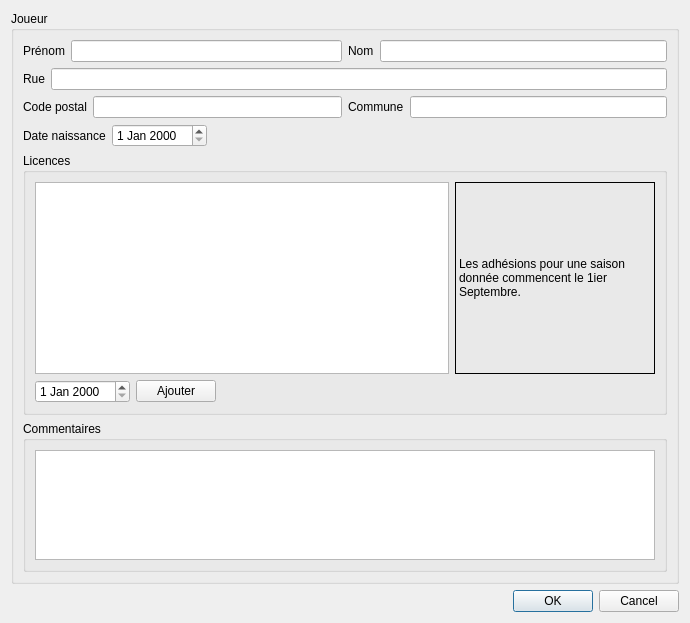
Above: PlayerWindow.ui from arabine/tanca before the change. Below: the same form after it.
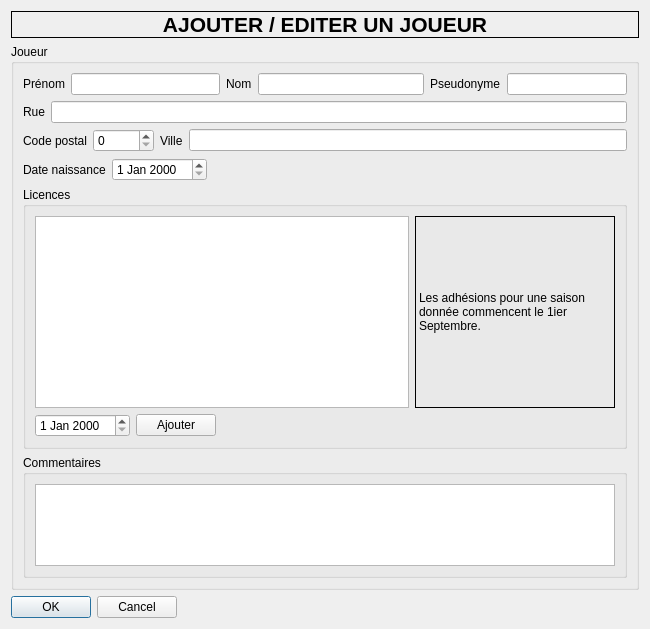
That is the form after the change.

```diff
--- a/PlayerWindow.ui
+++ b/PlayerWindow.ui
@@ -6,22 +6,22 @@
    <rect>
     <x>0</x>
     <y>0</y>
-    <width>690</width>
-    <height>623</height>
+    <width>650</width>
+    <height>629</height>
    </rect>
   </property>
   <property name="windowTitle">
    <string>Dialog</string>
   </property>
-  <layout class="QVBoxLayout" name="verticalLayout">
-   <item>
+  <layout class="QFormLayout" name="formLayout">
+   <item row="1" column="0" colspan="2">
     <widget class="QGroupBox" name="groupBox">
      <property name="title">
       <string>Joueur</string>
      </property>
-     <layout class="QVBoxLayout" name="verticalLayout_3">
+     <layout class="QVBoxLayout" name="verticalLayout">
       <item>
-       <layout class="QHBoxLayout" name="horizontalLayout_8">
+       <layout class="QHBoxLayout" name="horizontalLayout_12">
         <item>
          <layout class="QHBoxLayout" name="horizontalLayout">
           <item>
@@ -46,7 +46,21 @@
            </widget>
           </item>
           <item>
-           <widget class="QLineEdit" name="lineEdit_2"/>
+           <widget class="QLineEdit" name="lineLastName"/>
+          </item>
+         </layout>
+        </item>
+        <item>
+         <layout class="QHBoxLayout" name="horizontalLayout_8">
+          <item>
+           <widget class="QLabel" name="label_8">
+            <property name="text">
+             <string>Pseudonyme</string>
+            </property>
+           </widget>
+          </item>
+          <item>
+           <widget class="QLineEdit" name="lineNickName"/>
           </item>
          </layout>
         </item>
@@ -78,7 +92,11 @@
            </widget>
           </item>
           <item>
-           <widget class="QLineEdit" name="lineEdit_4"/>
+           <widget class="QSpinBox" name="spinPostCode">
+            <property name="maximum">
+             <number>99999</number>
+            </property>
+           </widget>
           </item>
          </layout>
         </item>
@@ -87,7 +105,7 @@
           <item>
            <widget class="QLabel" name="label_5">
             <property name="text">
-             <string>Commune</string>
+             <string>Ville</string>
             </property>
            </widget>
           </item>
@@ -206,7 +224,7 @@
      </layout>
     </widget>
    </item>
-   <item>
+   <item row="2" column="0">
     <widget class="QDialogButtonBox" name="buttonBox">
      <property name="orientation">
       <enum>Qt::Horizontal</enum>
@@ -216,6 +234,26 @@
      </property>
     </widget>
    </item>
+   <item row="0" column="0" colspan="2">
+    <widget class="QLabel" name="label_9">
+     <property name="font">
+      <font>
+       <pointsize>16</pointsize>
+       <weight>75</weight>
+       <bold>true</bold>
+      </font>
+     </property>
+     <property name="frameShape">
+      <enum>QFrame::Box</enum>
+     </property>
+     <property name="text">
+      <string>AJOUTER / EDITER UN JOUEUR</string>
+     </property>
+     <property name="alignment">
+      <set>Qt::AlignCenter</set>
+     </property>
+    </widget>
+   </item>
   </layout>
  </widget>
  <resources/>
```
Left out of the diff: 14 changed lines with no effect on the pictures.
